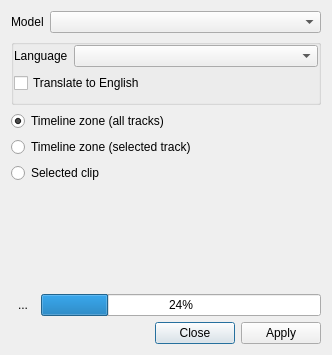
This is src/ui/speechdialog_ui.ui in KDE/kdenlive as Qt 5 draws it before an edit. The edited form follows.
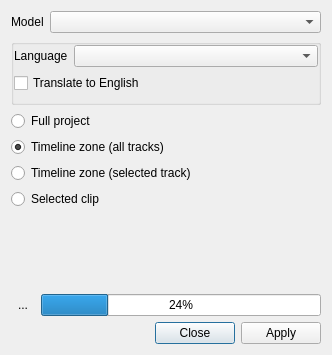
This is the edited form. Icons and pictures are not drawn. Custom widgets are drawn as their Qt base class.

Commit message: various fixes and improved feedback for Python venv, add option to run STT on full project

```diff
--- a/src/ui/speechdialog_ui.ui
+++ b/src/ui/speechdialog_ui.ui
@@ -18,7 +18,34 @@
    <string>Dialog</string>
   </property>
   <layout class="QGridLayout" name="gridLayout">
-   <item row="6" column="0">
+   <item row="8" column="0" colspan="2">
+    <widget class="KMessageWidget" name="speech_info"/>
+   </item>
+   <item row="1" column="0">
+    <widget class="QLabel" name="label">
+     <property name="text">
+      <string>Model</string>
+     </property>
+    </widget>
+   </item>
+   <item row="5" column="0" colspan="2">
+    <widget class="QRadioButton" name="timeline_track">
+     <property name="text">
+      <string>Timeline zone (selected track)</string>
+     </property>
+    </widget>
+   </item>
+   <item row="1" column="1">
+    <widget class="QComboBox" name="speech_model">
+     <property name="sizePolicy">
+      <sizepolicy hsizetype="MinimumExpanding" vsizetype="Fixed">
+       <horstretch>0</horstretch>
+       <verstretch>0</verstretch>
+      </sizepolicy>
+     </property>
+    </widget>
+   </item>
+   <item row="7" column="0">
     <spacer name="verticalSpacer">
      <property name="orientation">
       <enum>Qt::Vertical</enum>
@@ -31,7 +58,7 @@
      </property>
     </spacer>
    </item>
-   <item row="9" column="1">
+   <item row="10" column="1">
     <widget class="QDialogButtonBox" name="buttonBox">
      <property name="orientation">
       <enum>Qt::Horizontal</enum>
@@ -41,14 +68,7 @@
      </property>
     </widget>
    </item>
-   <item row="4" column="0" colspan="2">
-    <widget class="QRadioButton" name="timeline_track">
-     <property name="text">
-      <string>Timeline zone (selected track)</string>
-     </property>
-    </widget>
-   </item>
-   <item row="8" column="0" colspan="2">
+   <item row="9" column="0" colspan="2">
     <widget class="QFrame" name="frame_progress">
      <property name="frameShape">
       <enum>QFrame::NoFrame</enum>
@@ -93,23 +113,6 @@
      </layout>
     </widget>
    </item>
-   <item row="5" column="0" colspan="2">
-    <widget class="QRadioButton" name="timeline_clips">
-     <property name="text">
-      <string>Selected clip</string>
-     </property>
-    </widget>
-   </item>
-   <item row="3" column="0" colspan="2">
-    <widget class="QRadioButton" name="timeline_zone">
-     <property name="text">
-      <string>Timeline zone (all tracks)</string>
-     </property>
-     <property name="checked">
-      <bool>true</bool>
-     </property>
-    </widget>
-   </item>
    <item row="2" column="0" colspan="2">
     <widget class="QGroupBox" name="whisper_settings">
      <property name="title">
@@ -155,23 +158,27 @@
      </layout>
     </widget>
    </item>
-   <item row="7" column="0" colspan="2">
-    <widget class="KMessageWidget" name="speech_info"/>
+   <item row="6" column="0" colspan="2">
+    <widget class="QRadioButton" name="timeline_clips">
+     <property name="text">
+      <string>Selected clip</string>
+     </property>
+    </widget>
    </item>
-   <item row="1" column="0">
-    <widget class="QLabel" name="label">
+   <item row="4" column="0" colspan="2">
+    <widget class="QRadioButton" name="timeline_zone">
      <property name="text">
-      <string>Model</string>
+      <string>Timeline zone (all tracks)</string>
      </property>
+     <property name="checked">
+      <bool>true</bool>
+     </property>
     </widget>
    </item>
-   <item row="1" column="1">
-    <widget class="QComboBox" name="speech_model">
-     <property name="sizePolicy">
-      <sizepolicy hsizetype="MinimumExpanding" vsizetype="Fixed">
-       <horstretch>0</horstretch>
-       <verstretch>0</verstretch>
-      </sizepolicy>
+   <item row="3" column="0" colspan="2">
+    <widget class="QRadioButton" name="timeline_full">
+     <property name="text">
+      <string>Full project</string>
      </property>
     </widget>
    </item>
```
Left out of the diff: 10 changed lines with no effect on the pictures. The commit also changes 8 other files.
